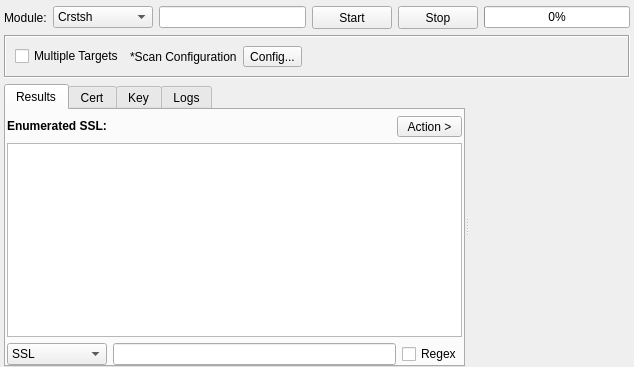
This is sub3suite/src/enums/ssl/SSLEnum.ui in 3nock/OTE as Qt 5 draws it before an edit. The edited form follows.
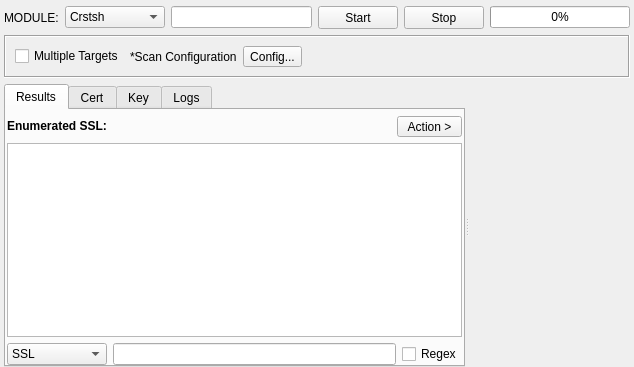
This is the edited form. Custom widgets are drawn as their Qt base class.

```diff
--- a/sub3suite/src/enums/ssl/SSLEnum.ui
+++ b/sub3suite/src/enums/ssl/SSLEnum.ui
@@ -31,7 +31,7 @@
      <item>
       <widget class="QLabel" name="labelModule">
        <property name="text">
-        <string>Module:</string>
+        <string>MODULE:</string>
        </property>
       </widget>
      </item>
```
Left out of the diff: 2 changed lines with no effect on the pictures.
